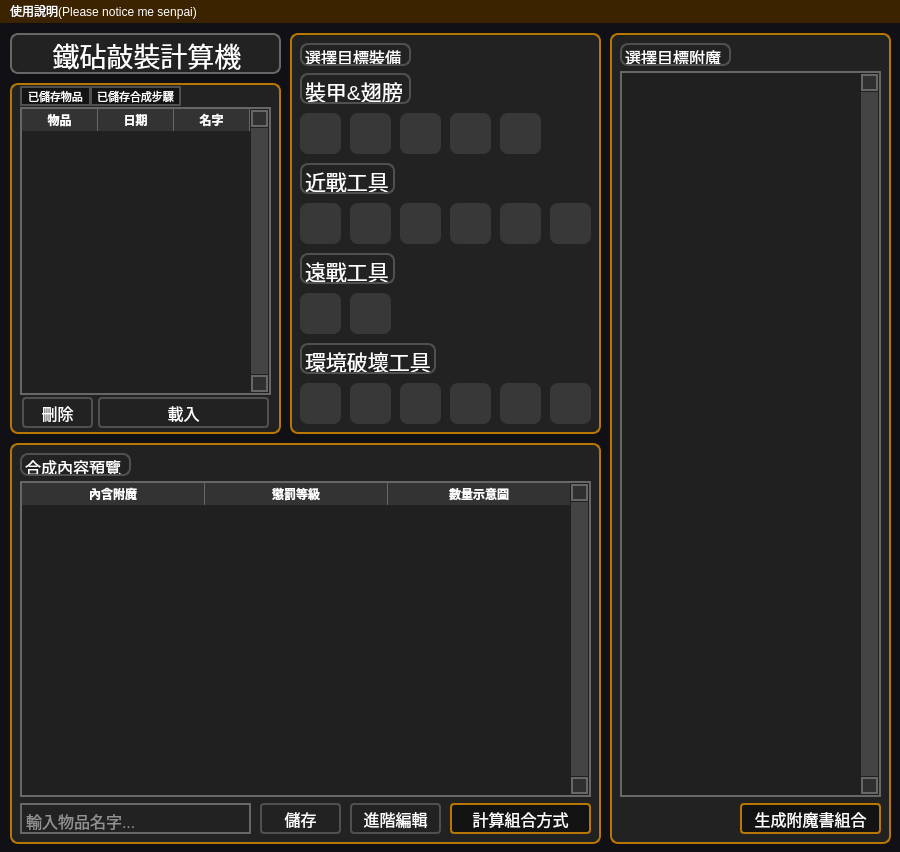
Above: ui/mainMenu.ui from Remintonnn/anvilMan before the change. Below: the same form after it.
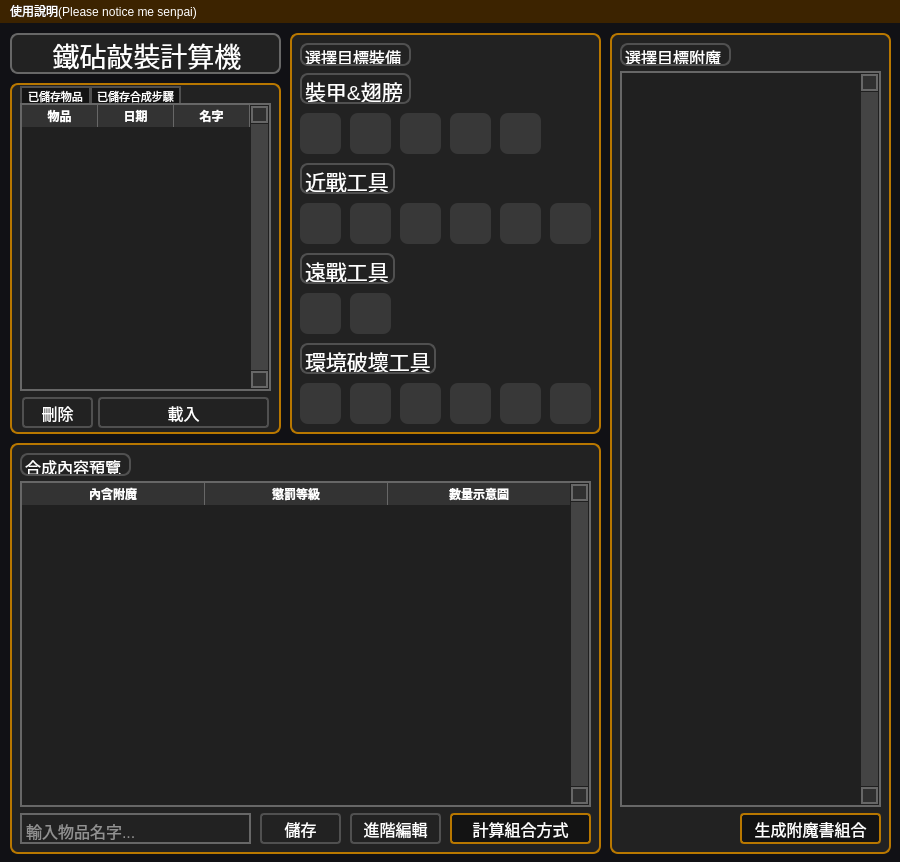
That is the form after the change. Icons and pictures are not drawn.

Commit message: make enchTable and pendingBookTable 10px longer

```diff
--- a/ui/mainMenu.ui
+++ b/ui/mainMenu.ui
@@ -10,7 +10,7 @@
     <x>0</x>
     <y>0</y>
     <width>900</width>
-    <height>852</height>
+    <height>862</height>
    </rect>
   </property>
   <property name="font">
@@ -920,7 +920,7 @@
      <property name="geometry">
       <rect>
        <x>10</x>
-       <y>24</y>
+       <y>20</y>
        <width>251</width>
        <height>288</height>
       </rect>
@@ -1020,7 +1020,7 @@
       <x>610</x>
       <y>10</y>
       <width>281</width>
-      <height>811</height>
+      <height>821</height>
      </rect>
     </property>
     <property name="styleSheet">
@@ -1051,7 +1051,7 @@
        <x>10</x>
        <y>38</y>
        <width>261</width>
-       <height>726</height>
+       <height>736</height>
       </rect>
      </property>
      <property name="font">
@@ -1108,7 +1108,7 @@
      <property name="geometry">
       <rect>
        <x>130</x>
-       <y>770</y>
+       <y>780</y>
        <width>141</width>
        <height>31</height>
       </rect>
@@ -1150,7 +1150,7 @@
       <x>10</x>
       <y>420</y>
       <width>591</width>
-      <height>401</height>
+      <height>411</height>
      </rect>
     </property>
     <property name="styleSheet">
@@ -1181,7 +1181,7 @@
        <x>10</x>
        <y>38</y>
        <width>571</width>
-       <height>316</height>
+       <height>326</height>
       </rect>
      </property>
      <property name="styleSheet">
@@ -1246,7 +1246,7 @@
      <property name="geometry">
       <rect>
        <x>440</x>
-       <y>360</y>
+       <y>370</y>
        <width>141</width>
        <height>31</height>
       </rect>
@@ -1282,7 +1282,7 @@
      <property name="geometry">
       <rect>
        <x>340</x>
-       <y>360</y>
+       <y>370</y>
        <width>91</width>
        <height>31</height>
       </rect>
@@ -1306,7 +1306,7 @@
      <property name="geometry">
       <rect>
        <x>250</x>
-       <y>360</y>
+       <y>370</y>
        <width>81</width>
        <height>31</height>
       </rect>
@@ -1330,7 +1330,7 @@
      <property name="geometry">
       <rect>
        <x>10</x>
-       <y>360</y>
+       <y>370</y>
        <width>231</width>
        <height>31</height>
       </rect>
```
The commit also changes 1 other file.
